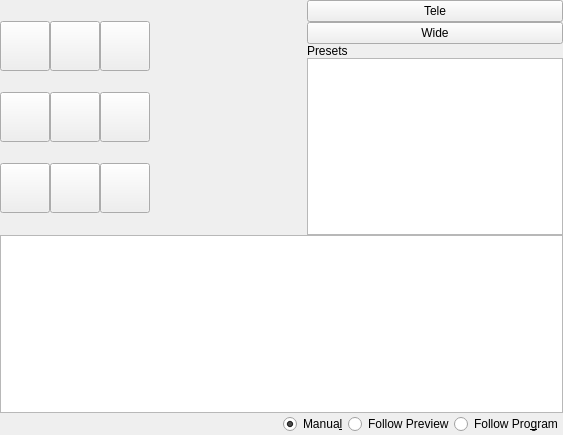
First picture: the form in ptz-controls.ui, repository glikely/obs-ptz, before the edit.
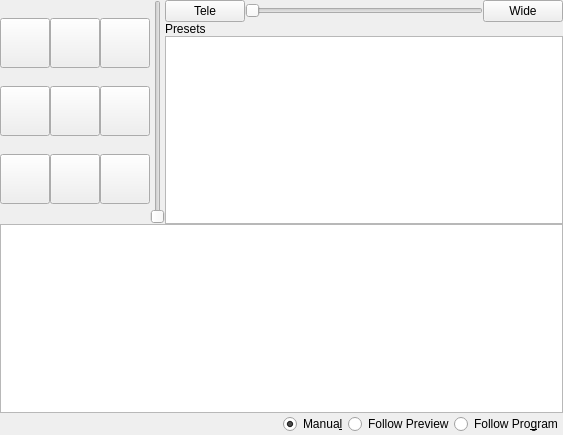
Second picture: the form after the edit. Icons and pictures are not drawn.

Commit message:
Add speed control to pan & tilt function
Adds a slider for adjusting the speed of pan & tilt functions.

The edit to the form file:
```diff
--- a/ptz-controls.ui
+++ b/ptz-controls.ui
@@ -219,33 +219,38 @@
          </layout>
         </item>
         <item>
-         <spacer name="horizontalSpacer">
+         <widget class="QSlider" name="speedSlider">
           <property name="orientation">
-           <enum>Qt::Horizontal</enum>
+           <enum>Qt::Vertical</enum>
           </property>
-          <property name="sizeHint" stdset="0">
-           <size>
-            <width>40</width>
-            <height>20</height>
-           </size>
-          </property>
-         </spacer>
+         </widget>
         </item>
         <item>
          <layout class="QVBoxLayout" name="verticalLayout_2">
           <item>
+           <layout class="QHBoxLayout" name="zoomControlsHorizontalLayout">
+            <item>
            <widget class="QPushButton" name="zoomButton_tele">
             <property name="text">
              <string>Tele</string>
             </property>
            </widget>
           </item>
+            <item>
+             <widget class="QSlider" name="horizontalSlider">
+              <property name="orientation">
+               <enum>Qt::Horizontal</enum>
+              </property>
+             </widget>
+            </item>
           <item>
            <widget class="QPushButton" name="zoomButton_wide">
             <property name="text">
              <string>Wide</string>
             </property>
            </widget>
+            </item>
+           </layout>
           </item>
           <item>
            <widget class="QLabel" name="label">
```
Lines whose indentation alone changed are shown as unchanged. The commit also changes 4 other files.
